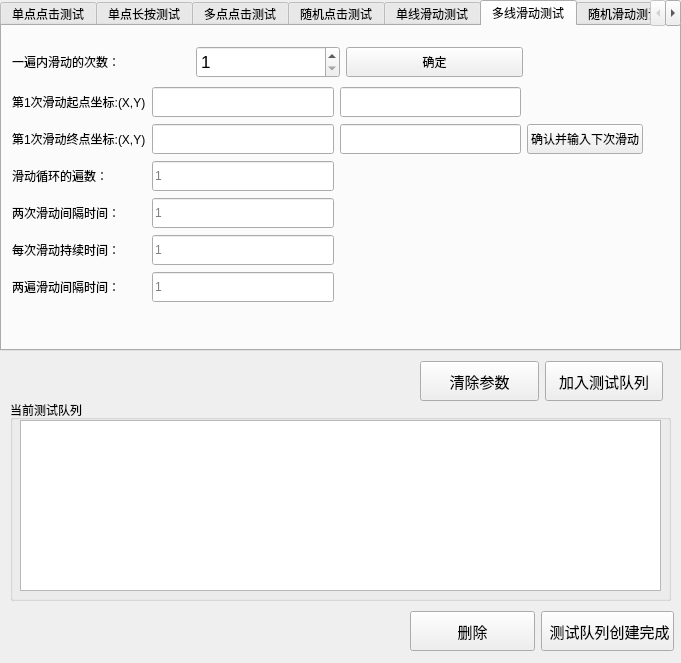
Above: GUI/main_ui_test/test_ui_d/add_test_ui.ui from buaanostop/- before the change. Below: the same form after it.
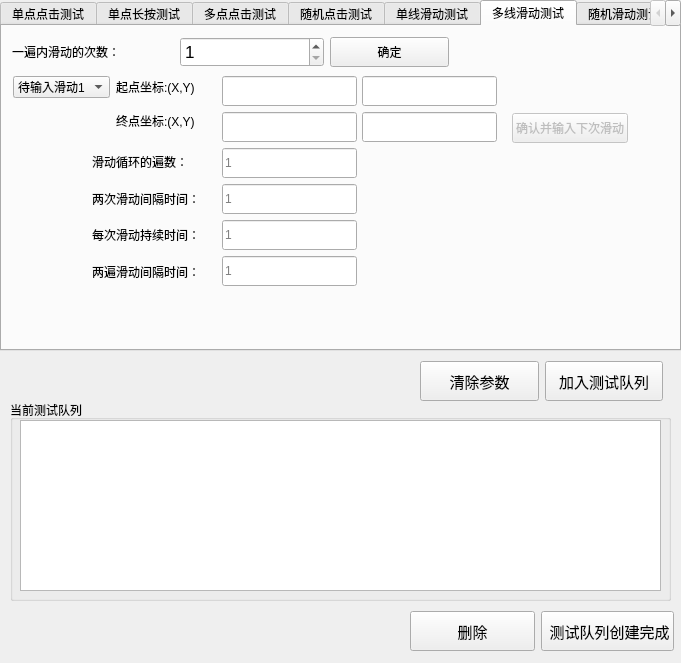
That is the form after the change. The open tabs and pages were chosen to show the change.

Commit message: 改了多线滑动的ui

```diff
--- a/GUI/main_ui_test/test_ui_d/add_test_ui.ui
+++ b/GUI/main_ui_test/test_ui_d/add_test_ui.ui
@@ -845,71 +845,17 @@
     <attribute name="title">
      <string>多线滑动测试</string>
     </attribute>
-    <widget class="QLabel" name="now_drag_num">
+    <widget class="QWidget" name="">
      <property name="geometry">
       <rect>
-       <x>160</x>
-       <y>30</y>
-       <width>91</width>
-       <height>16</height>
-      </rect>
-     </property>
-     <property name="font">
-      <font>
-       <pointsize>13</pointsize>
-      </font>
-     </property>
-     <property name="text">
-      <string>1</string>
-     </property>
-     <property name="alignment">
-      <set>Qt::AlignCenter</set>
-     </property>
-    </widget>
-    <widget class="QWidget" name="layoutWidget">
-     <property name="geometry">
-      <rect>
-       <x>10</x>
-       <y>60</y>
-       <width>631</width>
-       <height>217</height>
+       <x>220</x>
+       <y>50</y>
+       <width>135</width>
+       <height>212</height>
       </rect>
      </property>
      <layout class="QGridLayout" name="gridLayout_3">
       <item row="0" column="0">
-       <widget class="QLabel" name="m_drag_start_p">
-        <property name="font">
-         <font>
-          <pointsize>9</pointsize>
-         </font>
-        </property>
-        <property name="text">
-         <string>第1次滑动起点坐标:(X,Y)</string>
-        </property>
-       </widget>
-      </item>
-      <item row="0" column="1">
-       <widget class="QLineEdit" name="v_m_drag_start_p_x">
-        <property name="minimumSize">
-         <size>
-          <width>0</width>
-          <height>30</height>
-         </size>
-        </property>
-        <property name="maximumSize">
-         <size>
-          <width>16777215</width>
-          <height>30</height>
-         </size>
-        </property>
-        <property name="font">
-         <font>
-          <pointsize>9</pointsize>
-         </font>
-        </property>
-       </widget>
-      </item>
-      <item row="0" column="2">
        <widget class="QLineEdit" name="v_m_drag_start_p_y">
         <property name="minimumSize">
          <size>
@@ -931,18 +877,6 @@
        </widget>
       </item>
       <item row="1" column="0">
-       <widget class="QLabel" name="m_drag_end_p">
-        <property name="font">
-         <font>
-          <pointsize>9</pointsize>
-         </font>
-        </property>
-        <property name="text">
-         <string>第1次滑动终点坐标:(X,Y)</string>
-        </property>
-       </widget>
-      </item>
-      <item row="1" column="1">
        <widget class="QLineEdit" name="v_m_drag_end_p_x">
         <property name="minimumSize">
          <size>
@@ -963,7 +897,136 @@
         </property>
        </widget>
       </item>
-      <item row="1" column="2">
+      <item row="2" column="0">
+       <widget class="QLineEdit" name="v_m_drag_loop_num">
+        <property name="minimumSize">
+         <size>
+          <width>0</width>
+          <height>30</height>
+         </size>
+        </property>
+        <property name="maximumSize">
+         <size>
+          <width>16777215</width>
+          <height>30</height>
+         </size>
+        </property>
+        <property name="font">
+         <font>
+          <pointsize>9</pointsize>
+         </font>
+        </property>
+        <property name="placeholderText">
+         <string>1</string>
+        </property>
+       </widget>
+      </item>
+      <item row="3" column="0">
+       <widget class="QLineEdit" name="v_m_drag_i_time">
+        <property name="minimumSize">
+         <size>
+          <width>0</width>
+          <height>30</height>
+         </size>
+        </property>
+        <property name="maximumSize">
+         <size>
+          <width>16777215</width>
+          <height>30</height>
+         </size>
+        </property>
+        <property name="font">
+         <font>
+          <pointsize>9</pointsize>
+         </font>
+        </property>
+        <property name="placeholderText">
+         <string>1</string>
+        </property>
+       </widget>
+      </item>
+      <item row="4" column="0">
+       <widget class="QLineEdit" name="v_m_drag_time">
+        <property name="minimumSize">
+         <size>
+          <width>0</width>
+          <height>30</height>
+         </size>
+        </property>
+        <property name="maximumSize">
+         <size>
+          <width>16777215</width>
+          <height>30</height>
+         </size>
+        </property>
+        <property name="font">
+         <font>
+          <pointsize>9</pointsize>
+         </font>
+        </property>
+        <property name="placeholderText">
+         <string>1</string>
+        </property>
+       </widget>
+      </item>
+      <item row="5" column="0">
+       <widget class="QLineEdit" name="v_m_drag_trip_i_time">
+        <property name="minimumSize">
+         <size>
+          <width>0</width>
+          <height>30</height>
+         </size>
+        </property>
+        <property name="maximumSize">
+         <size>
+          <width>16777215</width>
+          <height>30</height>
+         </size>
+        </property>
+        <property name="font">
+         <font>
+          <pointsize>9</pointsize>
+         </font>
+        </property>
+        <property name="placeholderText">
+         <string>1</string>
+        </property>
+       </widget>
+      </item>
+     </layout>
+    </widget>
+    <widget class="QWidget" name="">
+     <property name="geometry">
+      <rect>
+       <x>360</x>
+       <y>50</y>
+       <width>135</width>
+       <height>68</height>
+      </rect>
+     </property>
+     <layout class="QGridLayout" name="gridLayout_9">
+      <item row="0" column="0">
+       <widget class="QLineEdit" name="v_m_drag_start_p_x">
+        <property name="minimumSize">
+         <size>
+          <width>0</width>
+          <height>30</height>
+         </size>
+        </property>
+        <property name="maximumSize">
+         <size>
+          <width>16777215</width>
+          <height>30</height>
+         </size>
+        </property>
+        <property name="font">
+         <font>
+          <pointsize>9</pointsize>
+         </font>
+        </property>
+       </widget>
+      </item>
+      <item row="1" column="0">
        <widget class="QLineEdit" name="v_m_drag_end_p_y">
         <property name="minimumSize">
          <size>
@@ -984,31 +1047,19 @@
         </property>
        </widget>
       </item>
-      <item row="1" column="3">
-       <widget class="QPushButton" name="multiDragNextButton">
-        <property name="minimumSize">
-         <size>
-          <width>0</width>
-          <height>30</height>
-         </size>
-        </property>
-        <property name="maximumSize">
-         <size>
-          <width>16777215</width>
-          <height>30</height>
-         </size>
-        </property>
-        <property name="font">
-         <font>
-          <pointsize>9</pointsize>
-         </font>
-        </property>
-        <property name="text">
-         <string>确认并输入下次滑动</string>
-        </property>
-       </widget>
-      </item>
-      <item row="2" column="0">
+     </layout>
+    </widget>
+    <widget class="QWidget" name="">
+     <property name="geometry">
+      <rect>
+       <x>90</x>
+       <y>120</y>
+       <width>110</width>
+       <height>141</height>
+      </rect>
+     </property>
+     <layout class="QGridLayout" name="gridLayout_10">
+      <item row="0" column="0">
        <widget class="QLabel" name="m_drag_loop_num">
         <property name="font">
          <font>
@@ -1020,31 +1071,7 @@
         </property>
        </widget>
       </item>
-      <item row="2" column="1">
-       <widget class="QLineEdit" name="v_m_drag_loop_num">
-        <property name="minimumSize">
-         <size>
-          <width>0</width>
-          <height>30</height>
-         </size>
-        </property>
-        <property name="maximumSize">
-         <size>
-          <width>16777215</width>
-          <height>30</height>
-         </size>
-        </property>
-        <property name="font">
-         <font>
-          <pointsize>9</pointsize>
-         </font>
-        </property>
-        <property name="placeholderText">
-         <string>1</string>
-        </property>
-       </widget>
-      </item>
-      <item row="3" column="0">
+      <item row="1" column="0">
        <widget class="QLabel" name="m_drag_i_time">
         <property name="font">
          <font>
@@ -1059,31 +1086,7 @@
         </property>
        </widget>
       </item>
-      <item row="3" column="1">
-       <widget class="QLineEdit" name="v_m_drag_i_time">
-        <property name="minimumSize">
-         <size>
-          <width>0</width>
-          <height>30</height>
-         </size>
-        </property>
-        <property name="maximumSize">
-         <size>
-          <width>16777215</width>
-          <height>30</height>
-         </size>
-        </property>
-        <property name="font">
-         <font>
-          <pointsize>9</pointsize>
-         </font>
-        </property>
-        <property name="placeholderText">
-         <string>1</string>
-        </property>
-       </widget>
-      </item>
-      <item row="4" column="0">
+      <item row="2" column="0">
        <widget class="QLabel" name="m_drag_time">
         <property name="font">
          <font>
@@ -1095,31 +1098,7 @@
         </property>
        </widget>
       </item>
-      <item row="4" column="1">
-       <widget class="QLineEdit" name="v_m_drag_time">
-        <property name="minimumSize">
-         <size>
-          <width>0</width>
-          <height>30</height>
-         </size>
-        </property>
-        <property name="maximumSize">
-         <size>
-          <width>16777215</width>
-          <height>30</height>
-         </size>
-        </property>
-        <property name="font">
-         <font>
-          <pointsize>9</pointsize>
-         </font>
-        </property>
-        <property name="placeholderText">
-         <string>1</string>
-        </property>
-       </widget>
-      </item>
-      <item row="5" column="0">
+      <item row="3" column="0">
        <widget class="QLabel" name="m_drag_trip_i_time">
         <property name="font">
          <font>
@@ -1134,43 +1113,19 @@
         </property>
        </widget>
       </item>
-      <item row="5" column="1">
-       <widget class="QLineEdit" name="v_m_drag_trip_i_time">
-        <property name="minimumSize">
-         <size>
-          <width>0</width>
-          <height>30</height>
-         </size>
-        </property>
-        <property name="maximumSize">
-         <size>
-          <width>16777215</width>
-          <height>30</height>
-         </size>
-        </property>
-        <property name="font">
-         <font>
-          <pointsize>9</pointsize>
-         </font>
-        </property>
-        <property name="placeholderText">
-         <string>1</string>
-        </property>
-       </widget>
-      </item>
      </layout>
     </widget>
-    <widget class="QWidget" name="layoutWidget">
+    <widget class="QWidget" name="">
      <property name="geometry">
       <rect>
        <x>10</x>
-       <y>20</y>
-       <width>511</width>
+       <y>10</y>
+       <width>437</width>
        <height>32</height>
       </rect>
      </property>
-     <layout class="QHBoxLayout" name="horizontalLayout_4">
-      <item>
+     <layout class="QGridLayout" name="gridLayout_11">
+      <item row="0" column="0">
        <widget class="QLabel" name="m_drag_num">
         <property name="font">
          <font>
@@ -1178,11 +1133,11 @@
          </font>
         </property>
         <property name="text">
-         <string>一遍内滑动的次数：</string>
+         <string>一遍内滑动的次数：                </string>
         </property>
        </widget>
       </item>
-      <item>
+      <item row="0" column="1">
        <widget class="QSpinBox" name="v_m_drag_num">
         <property name="minimumSize">
          <size>
@@ -1212,7 +1167,7 @@
         </property>
        </widget>
       </item>
-      <item>
+      <item row="0" column="2">
        <widget class="QPushButton" name="confirmMultiDragButton">
         <property name="minimumSize">
          <size>
@@ -1238,6 +1193,100 @@
       </item>
      </layout>
     </widget>
+    <widget class="QPushButton" name="multiDragNextButton">
+     <property name="enabled">
+      <bool>false</bool>
+     </property>
+     <property name="geometry">
+      <rect>
+       <x>510</x>
+       <y>87</y>
+       <width>116</width>
+       <height>30</height>
+      </rect>
+     </property>
+     <property name="minimumSize">
+      <size>
+       <width>0</width>
+       <height>30</height>
+      </size>
+     </property>
+     <property name="maximumSize">
+      <size>
+       <width>16777215</width>
+       <height>30</height>
+      </size>
+     </property>
+     <property name="font">
+      <font>
+       <pointsize>9</pointsize>
+      </font>
+     </property>
+     <property name="text">
+      <string>确认并输入下次滑动</string>
+     </property>
+    </widget>
+    <widget class="QWidget" name="">
+     <property name="geometry">
+      <rect>
+       <x>11</x>
+       <y>50</y>
+       <width>191</width>
+       <height>61</height>
+      </rect>
+     </property>
+     <layout class="QGridLayout" name="gridLayout_6">
+      <item row="0" column="0">
+       <widget class="QComboBox" name="dragSelectComboBox">
+        <property name="whatsThis">
+         <string>设置多点点击的point的个数数后，可以在这里编辑每个点的信息
+如果没有设置好每个点的坐标，会有相应提示，请补充完成</string>
+        </property>
+        <property name="autoFillBackground">
+         <bool>true</bool>
+        </property>
+        <property name="editable">
+         <bool>false</bool>
+        </property>
+        <property name="duplicatesEnabled">
+         <bool>false</bool>
+        </property>
+        <property name="frame">
+         <bool>true</bool>
+        </property>
+        <item>
+         <property name="text">
+          <string>待输入滑动1</string>
+         </property>
+        </item>
+       </widget>
+      </item>
+      <item row="0" column="1">
+       <widget class="QLabel" name="m_drag_start_p">
+        <property name="font">
+         <font>
+          <pointsize>9</pointsize>
+         </font>
+        </property>
+        <property name="text">
+         <string>起点坐标:(X,Y)</string>
+        </property>
+       </widget>
+      </item>
+      <item row="1" column="1">
+       <widget class="QLabel" name="m_drag_end_p">
+        <property name="font">
+         <font>
+          <pointsize>9</pointsize>
+         </font>
+        </property>
+        <property name="text">
+         <string>终点坐标:(X,Y)</string>
+        </property>
+       </widget>
+      </item>
+     </layout>
+    </widget>
    </widget>
    <widget class="QWidget" name="random_drag_test">
     <attribute name="title">
```
Left out of the diff: 160 changed lines with no effect on the pictures. The commit also changes 13 other files.
